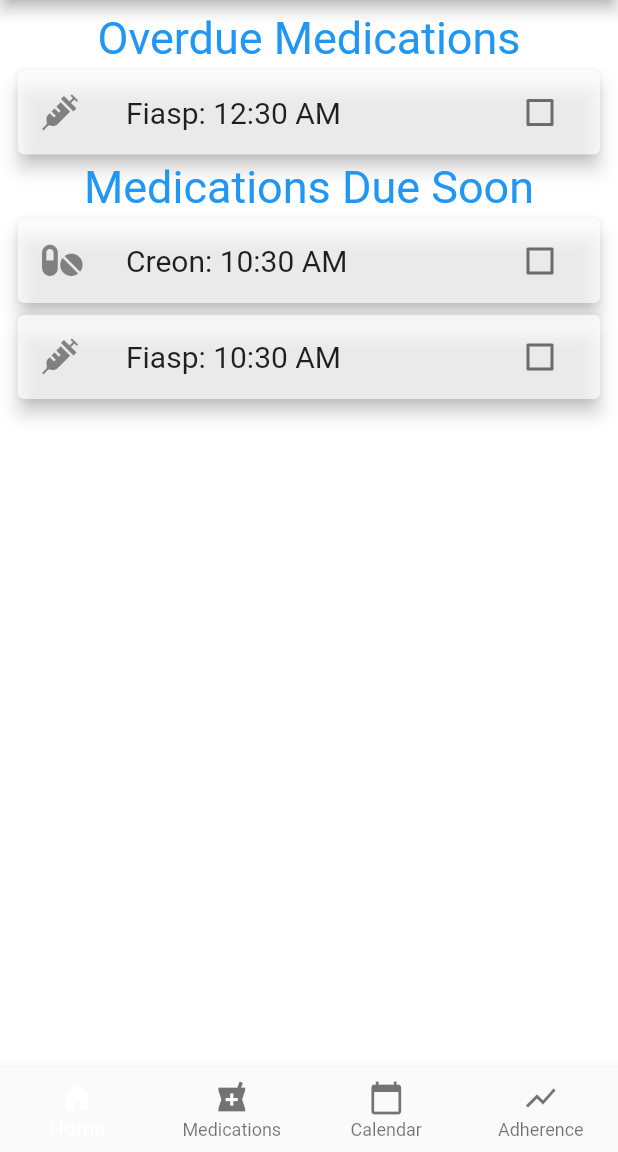
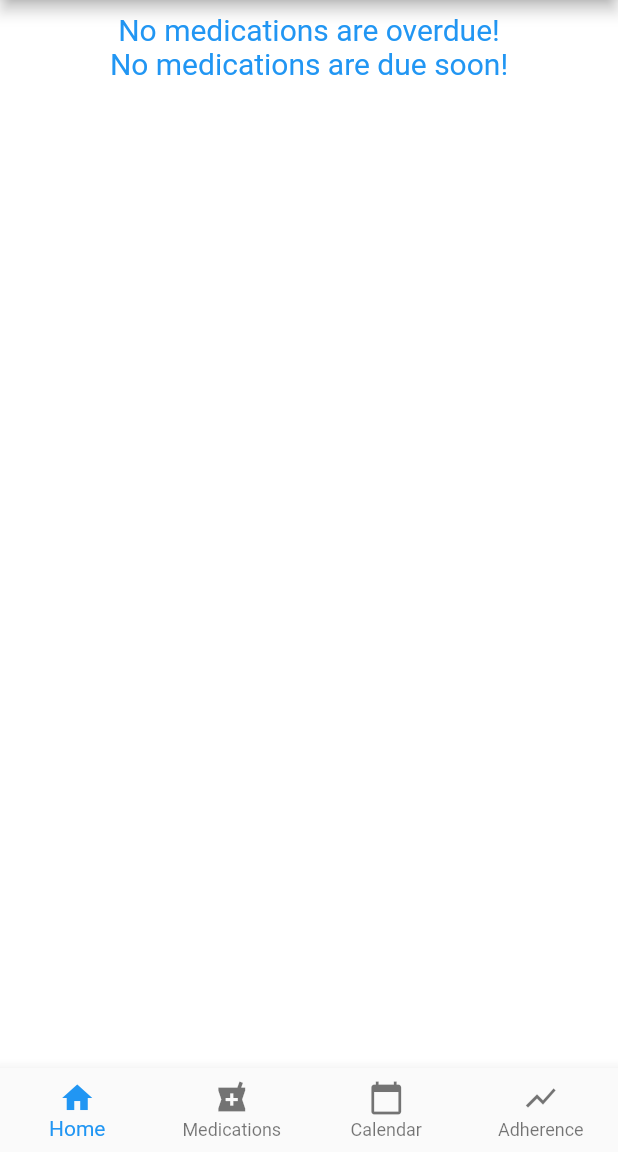
Before and after one commit to rosscraw/MedicationTracker, a Flutter app: the screen it shows once a user with an empty profile is signed in, on a phone screen of 412 x 824 dp, the part 84-1236 px from its top. Run offline on Flutter 3.47's test engine with Material 2 defaults, Android fonts, the phone set to English and light mode, and no system bars; our stand-ins replace charts_flutter, cloud_firestore, firebase_auth, flutter_spinkit, table_calendar; accounts and stored records are empty.

Commit message:
Implementation of Firestore as database fully begun. Can now write new users and add medications to database.

```diff
--- a/medication_tracker/lib/dummy_data/dummy_user.dart
+++ /dev/null
@@ -1,74 +0,0 @@
-
-
-import 'package:flutter/material.dart';
-import 'package:medicationtracker/models/dose_time_details.dart';
-import 'package:medicationtracker/models/medication.dart';
-import 'package:medicationtracker/models/medication_regime.dart';
-import 'package:medicationtracker/models/user.dart';
-
-class DummyUser {
-
-  User dummyUser = new User(uid: 'user1234', name: 'Ross');
-  static Medication creon = new Medication('Creon',  'Pills');
-  static Medication tresiba = new Medication('Tresiba',  'Injection');
-  static Medication fiasp = new Medication('Fiasp', 'Injection');
-  static Medication salbutamol = new Medication('Salbutamol', 'Inhaler');
-  static Medication omeprazole = new Medication('Omeprazole', 'Tablets');
-
-  static TimeOfDay timeOfDay = new TimeOfDay(hour: 14, minute: 30);
-  static TimeOfDay dose1 = new TimeOfDay(hour: 16, minute: 30);
-  static TimeOfDay dose2 = new TimeOfDay(hour: 10, minute: 30);
-  static TimeOfDay dose3 = new TimeOfDay(hour: 13, minute: 30);
-  DoseTimeDetails time1 = new DoseTimeDetails(dose1);
-  DoseTimeDetails time2 = new DoseTimeDetails(dose2);
-  DoseTimeDetails time3 = new DoseTimeDetails(dose3);
-  DoseTimeDetails time4 = new DoseTimeDetails(dose2);
-  DoseTimeDetails time5 = new DoseTimeDetails(dose3);
-  DoseTimeDetails time6 = new DoseTimeDetails(dose3);
-
-
-//  MedicationRegime creonR = new MedicationRegime(creon, '150mg');
-//  MedicationRegime tresibaR = new MedicationRegime(tresiba, '100 units');
-//  MedicationRegime fiaspR = new MedicationRegime(fiasp, '100 units');
-//  MedicationRegime salbutamolR = new MedicationRegime(salbutamol, '100mcg');
-//  MedicationRegime omeprazoleR = new MedicationRegime(omeprazole, '20mg');
-//
-//
-//
-//
-//
-//  DummyUser() {
-//    dummyUser.addMedication(creonR);
-//    dummyUser.addMedication(tresibaR);
-//    dummyUser.addMedication(fiaspR);
-//    dummyUser.addMedication(salbutamolR);
-//    dummyUser.addMedication(omeprazoleR);
-//    fiaspR.addDoseTime(time1);
-//    fiaspR.addDoseTime(time2);
-//    fiaspR.addDoseTime(time3);
-//    creonR.addDoseTime(time4);
-//    creonR.addDoseTime(time5);
-//    salbutamolR.addDoseTime(time6);
-//
-//  }
-
-
-
-  User getDummyUser() {
-    return dummyUser;
-  }
-
-  List time = [
-    {
-      "dose" : 100,
-      "time" : TimeOfDay.now(),
-    },
-    {
-      "dose" : 100,
-      "time" : TimeOfDay.now(),
-    },
-  ];
-
-
-
-}
--- a/medication_tracker/lib/models/dose_time_details.dart
+++ b/medication_tracker/lib/models/dose_time_details.dart
@@ -5,12 +5,13 @@ import 'medication_regime.dart';
 
 class DoseTimeDetails {
 
+  final String tid;
   TimeOfDay time;
   bool _hasMedBeenTaken;
   MedicationRegime medication;
 
   /// Create new dose time detail using dose time.
-  DoseTimeDetails(this.time) {
+  DoseTimeDetails({key, this.tid, this.time}) {
     _hasMedBeenTaken = false;
   }
 
--- a/medication_tracker/lib/models/medication_regime.dart
+++ b/medication_tracker/lib/models/medication_regime.dart
@@ -5,13 +5,14 @@ import 'dose_time_details.dart';
 /// Class that represents a user's Medication, dosages and timings.
 class MedicationRegime{
 
+  String medicationID;
   Medication medication;
   String dosage = '';
   String dosageUnits = '';
   List<DoseTimeDetails> dosageTimings = [];
   bool allMedsTaken = false;
 
-  MedicationRegime({key, this.medication, this.dosage, this.dosageUnits});
+  MedicationRegime({key, this.medicationID, this.medication, this.dosage, this.dosageUnits});
 
   Medication getMedication() {
     return medication;
@@ -19,6 +20,14 @@ class MedicationRegime{
 
   void setMedication(Medication medication) {
     this.medication = medication;
+  }
+
+  String getMedicationID() {
+    return medicationID;
+  }
+
+  void setMedicationID(String mid) {
+    this.medicationID = mid;
   }
 
   String getDosage() {
--- a/medication_tracker/lib/models/user.dart
+++ b/medication_tracker/lib/models/user.dart
@@ -23,6 +23,11 @@ class User {
   void setName(String name) {
     _name = name;
   }
+
+  String getUid() {
+    return uid;
+  }
+
 
   List<MedicationRegime> getMedicationList() {
     return _medications;
--- a/medication_tracker/lib/screens/custom_widgets/set_dosage_times.dart
+++ b/medication_tracker/lib/screens/custom_widgets/set_dosage_times.dart
@@ -154,10 +154,10 @@ class _SetDosageTimesState extends State<SetDosageTimes> {
       if (medicationRegime.getDosageTimings().length <= index &&
           chosenTime != null) {
         //dosageTimes.add(chosenTime);
-        medicationRegime.addDoseTime(DoseTimeDetails(chosenTime));
+        medicationRegime.addDoseTime(DoseTimeDetails(time: chosenTime));
       } else if (chosenTime != null) {
         medicationRegime.getDosageTimings()[index] =
-            DoseTimeDetails(chosenTime);
+            DoseTimeDetails(time: chosenTime);
       }
     });
   }
--- a/medication_tracker/lib/screens/home/home_screen.dart
+++ b/medication_tracker/lib/screens/home/home_screen.dart
@@ -1,7 +1,6 @@
 import 'package:firebase_auth/firebase_auth.dart';
 import 'package:flutter/material.dart';
 import 'package:medicationtracker/models/user.dart';
-import 'package:medicationtracker/dummy_data/dummy_user.dart';
 import 'package:medicationtracker/screens/custom_widgets/medication_times_list.dart';
 import 'package:provider/provider.dart';
 import 'package:medicationtracker/controllers/home_controller.dart';
@@ -12,9 +11,6 @@ import 'package:medicationtracker/controllers/home_controller.dart';
 class HomeScreen extends StatefulWidget {
 
   final String title;
-  // TODO link real user
-  static final user3 = new DummyUser();
-  static final user2 = FirebaseUser;// Dummy Data
 
 
   HomeScreen({Key key, this.title}) : super(key: key);
--- a/medication_tracker/lib/screens/medication_list/medication_details_screen.dart
+++ b/medication_tracker/lib/screens/medication_list/medication_details_screen.dart
@@ -4,6 +4,7 @@ import 'package:medicationtracker/models/medication.dart';
 import 'package:medicationtracker/models/user.dart';
 import 'package:medicationtracker/models/medication_regime.dart';
 import 'package:medicationtracker/screens/medication_list/edit_medication.dart';
+import 'package:medicationtracker/services/firestore_database.dart';
 import 'package:provider/provider.dart';
 
 /// Screen that displays the details of a single medication on a new screen.
@@ -138,6 +139,7 @@ class _MedicationDetailsState extends State<MedicationDetails> {
 
   /// Display an alert
   Future<void> showDeleteAlert(User user) async {
+    FirestoreDatabase firestoreDatabase = new FirestoreDatabase(uid: user.getUid());
     return showDialog<void>(
       context: context,
       barrierDismissible: false,
@@ -159,6 +161,8 @@ class _MedicationDetailsState extends State<MedicationDetails> {
                 onPressed: () {
                   setState(() {
                     removeMedicationFromList(user);
+                    firestoreDatabase.deleteMedication(widget.medication);
+
                     Navigator.of(context).pop();
                     Navigator.of(context).pop();
                   });
--- a/medication_tracker/lib/screens/medication_list/medication_list_screen.dart
+++ b/medication_tracker/lib/screens/medication_list/medication_list_screen.dart
@@ -4,7 +4,6 @@ import 'package:medicationtracker/models/dose_time_details.dart';
 import 'package:medicationtracker/models/medication.dart';
 import 'package:medicationtracker/models/medication_regime.dart';
 import 'package:medicationtracker/models/user.dart';
-import 'package:medicationtracker/dummy_data/dummy_user.dart';
 import 'package:medicationtracker/screens/custom_widgets/set_dosage_times.dart';
 import 'add_medication_screen.dart';
 import 'medication_details_screen.dart';
@@ -25,6 +24,7 @@ class MedicationScreen extends StatefulWidget {
 
 class _MedicationScreenState extends State<MedicationScreen> {
   MedicationListController controller = new MedicationListController();
+  FirestoreDatabase firestoreDatabase = new FirestoreDatabase();
 
   @override
   Widget build(BuildContext context) {
--- a/medication_tracker/lib/services/firebase_authentication.dart
+++ b/medication_tracker/lib/services/firebase_authentication.dart
@@ -15,50 +15,50 @@ class AuthService {
   /// Create user object based on FirebaseUser.
   User _userFromFirebase(FirebaseUser user) {
     // TODO remove dummy test data
-    if(user != null) {
-      User newUser = User(uid: user.uid);
-      Medication creon = new Medication('Creon',  'Pills');
-      Medication tresiba = new Medication('Tresiba',  'Injection');
-      Medication fiasp = new Medication('Fiasp', 'Injection');
-      Medication salbutamol = new Medication('Salbutamol', 'Inhaled');
-      Medication omeprazole = new Medication('Omeprazole', 'Tablets');
-
-      TimeOfDay timeOfDay = new TimeOfDay(hour: 14, minute: 30);
-      TimeOfDay dose1 = new TimeOfDay(hour: 00, minute: 30);
-      TimeOfDay dose2 = new TimeOfDay(hour: 10, minute: 30);
-      TimeOfDay dose3 = new TimeOfDay(hour: 13, minute: 30);
-      DoseTimeDetails time1 = new DoseTimeDetails(dose1);
-      DoseTimeDetails time2 = new DoseTimeDetails(dose2);
-      DoseTimeDetails time3 = new DoseTimeDetails(dose3);
-      DoseTimeDetails time4 = new DoseTimeDetails(dose2);
-      DoseTimeDetails time5 = new DoseTimeDetails(dose3);
-      DoseTimeDetails time6 = new DoseTimeDetails(dose3);
-
-
-      MedicationRegime creonR = new MedicationRegime(medication: creon, dosage:'150', dosageUnits: 'mg');
-      MedicationRegime tresibaR = new MedicationRegime(medication: tresiba, dosage: '100', dosageUnits: 'units');
-      MedicationRegime fiaspR = new MedicationRegime(medication: fiasp, dosage: '100', dosageUnits: 'units');
-      MedicationRegime salbutamolR = new MedicationRegime(medication: salbutamol, dosage: '100', dosageUnits: 'mcg');
-      MedicationRegime omeprazoleR = new MedicationRegime(medication: omeprazole, dosage: '20', dosageUnits: 'mg');
-
-        newUser.addMedication(creonR);
-        newUser.addMedication(tresibaR);
-      newUser.addMedication(fiaspR);
-        newUser.addMedication(salbutamolR);
-      newUser.addMedication(omeprazoleR);
-        fiaspR.addDoseTime(time1);
-        fiaspR.addDoseTime(time2);
-        fiaspR.addDoseTime(time3);
-        creonR.addDoseTime(time4);
-        creonR.addDoseTime(time5);
-        salbutamolR.addDoseTime(time6);
-        return newUser;
-
-    }
-    else {
-      return null;
-    }
-    //return user != null ? newUser : null;
+//    if(user != null) {
+//      User newUser = User(uid: user.uid);
+//      Medication creon = new Medication('Creon',  'Pills');
+//      Medication tresiba = new Medication('Tresiba',  'Injection');
+//      Medication fiasp = new Medication('Fiasp', 'Injection');
+//      Medication salbutamol = new Medication('Salbutamol', 'Inhaled');
+//      Medication omeprazole = new Medication('Omeprazole', 'Tablets');
+//
+//      TimeOfDay timeOfDay = new TimeOfDay(hour: 14, minute: 30);
+//      TimeOfDay dose1 = new TimeOfDay(hour: 00, minute: 30);
+//      TimeOfDay dose2 = new TimeOfDay(hour: 10, minute: 30);
+//      TimeOfDay dose3 = new TimeOfDay(hour: 13, minute: 30);
+//      DoseTimeDetails time1 = new DoseTimeDetails(dose1);
+//      DoseTimeDetails time2 = new DoseTimeDetails(dose2);
+//      DoseTimeDetails time3 = new DoseTimeDetails(dose3);
+//      DoseTimeDetails time4 = new DoseTimeDetails(dose2);
+//      DoseTimeDetails time5 = new DoseTimeDetails(dose3);
+//      DoseTimeDetails time6 = new DoseTimeDetails(dose3);
+//
+//
+//      MedicationRegime creonR = new MedicationRegime(medication: creon, dosage:'150', dosageUnits: 'mg');
+//      MedicationRegime tresibaR = new MedicationRegime(medication: tresiba, dosage: '100', dosageUnits: 'units');
+//      MedicationRegime fiaspR = new MedicationRegime(medication: fiasp, dosage: '100', dosageUnits: 'units');
+//      MedicationRegime salbutamolR = new MedicationRegime(medication: salbutamol, dosage: '100', dosageUnits: 'mcg');
+//      MedicationRegime omeprazoleR = new MedicationRegime(medication: omeprazole, dosage: '20', dosageUnits: 'mg');
+//
+//        newUser.addMedication(creonR);
+//        newUser.addMedication(tresibaR);
+//      newUser.addMedication(fiaspR);
+//        newUser.addMedication(salbutamolR);
+//      newUser.addMedication(omeprazoleR);
+//        fiaspR.addDoseTime(time1);
+//        fiaspR.addDoseTime(time2);
+//        fiaspR.addDoseTime(time3);
+//        creonR.addDoseTime(time4);
+//        creonR.addDoseTime(time5);
+//        salbutamolR.addDoseTime(time6);
+//        return newUser;
+//
+//    }
+//    else {
+//      return null;
+//    }
+    return user != null ? User(uid: user.uid) : null;
 
   }
 
@@ -91,8 +91,8 @@ class AuthService {
       AuthResult authResult = await _auth.createUserWithEmailAndPassword(email: email, password: password);
       FirebaseUser user = authResult.user;
 
-      // Create new Firestore doc
-      await FirestoreDatabase(uid: user.uid).updateUserData(email, ['']);
+      //Create new Firestore doc
+      await FirestoreDatabase(uid: user.uid).updateUserData(email);
       return _userFromFirebase(user);
     }
     catch(error) {
--- a/medication_tracker/lib/themes/app_themes.dart
+++ b/medication_tracker/lib/themes/app_themes.dart
@@ -8,53 +8,43 @@ class AppTheme {
 
 
   // Backgrounds
-  static const Color _lightPrimaryColor = Colors.white;
-  // Cards
-  static const Color _lightPrimaryVariantColor = Colors.white;
-  // Buttons
-  static const Color _lightSecondaryColor = Colors.blue;
-  static const Color _lightSecondaryVariantColor = Colors.white;
-  // Text on background
-  static const Color _lightOnPrimaryColor = Colors.blue;
-  // Text on cards/ buttons
-  static const Color _lightOnSecondaryColor = Colors.white;
+  static const Color _lightPrimaryBackgrounds = Colors.white;
+  static const Color _lightSecondaryBackgrounds = Colors.blue;
+  static const Color _lightOnPrimaryBackgroundsColor = Colors.blue;
+  static const Color _lightOnSecondaryBackgroundsColor = Colors.white;
+  static const Color _lightCardBackgroundsColor = Colors.white70;
 
-  static const Color _darkPrimaryColor = Colors.black;
-  static const Color _darkPrimaryVariantColor = Colors.white24;
-  static const Color _darkSecondaryColor = Colors.white;
-  static const Color _darkSecondaryVariantColor = Colors.white;
-  static const Color _darkOnPrimaryColor = Colors.white;
-  static const Color _darkOnSecondaryColor = Colors.blue;
+  static const Color _darkPrimaryBackgrounds = Colors.black;
+  static const Color _darkSecondaryBackgrounds = Colors.white24;
+  static const Color _darkOnPrimaryBackgroundsColor = Colors.blue;
+  static const Color _darkOnSecondaryBackgroundsColor = Colors.white;
 
   static final ThemeData lightTheme = ThemeData(
-    scaffoldBackgroundColor: _lightPrimaryColor,
+    scaffoldBackgroundColor: _lightPrimaryBackgrounds,
     appBarTheme: AppBarTheme(
-      color: _lightSecondaryColor,
-      iconTheme: IconThemeData(color: _lightOnSecondaryColor),
+      color: _lightSecondaryBackgrounds,
+      iconTheme: IconThemeData(color: _lightOnSecondaryBackgroundsColor),
     ),
-    colorScheme: ColorScheme.light(
-      primary: _lightPrimaryColor,
-      primaryVariant: _lightPrimaryVariantColor,
-      secondary: _lightSecondaryColor,
-      secondaryVariant: _lightSecondaryVariantColor,
-      onPrimary: _lightOnPrimaryColor,
-      onSecondary: _lightOnSecondaryColor,
-    ),
-    iconTheme: IconThemeData(
-      color: Colors.blue,
-    ),
-    primaryIconTheme: IconThemeData(
-      color: Colors.blue
-    ),
+//    colorScheme: ColorScheme.light(
+//      primary: _lightPrimaryColor,
+//      primaryVariant: _lightPrimaryVariantColor,
+//      secondary: _lightSecondaryColor,
+//      secondaryVariant: _lightSecondaryVariantColor,
+//      onPrimary: _lightOnPrimaryColor,
+//      onSecondary: _lightOnSecondaryColor,
+//      onSurface: _lightOnSecondaryColor,
+//      onBackground: _lightOnSecondaryColor
+//
+//    ),
     floatingActionButtonTheme: FloatingActionButtonThemeData(
-        backgroundColor: _lightSecondaryColor,
-        foregroundColor: _lightOnSecondaryColor
+        backgroundColor: _lightSecondaryBackgrounds,
+        foregroundColor: _lightOnSecondaryBackgroundsColor,
     ),
     buttonTheme: ButtonThemeData(
-        buttonColor: _lightSecondaryColor
+        buttonColor: _lightSecondaryBackgrounds,
     ),
     cardTheme: CardTheme(
-      color: Colors.white70,
+      color: _lightCardBackgroundsColor,
       elevation: 5
     ),
     textTheme: _lightTextTheme,
@@ -64,22 +54,22 @@ class AppTheme {
 //    bottomNavigationBarTheme: BottomNavigationBarThemeData(
 //      selectedItemColor: Colors.blue
 //    ),
-    scaffoldBackgroundColor: _darkPrimaryColor,
+    scaffoldBackgroundColor: _darkPrimaryBackgrounds,
     appBarTheme: AppBarTheme(
-      color: _darkPrimaryVariantColor,
-      iconTheme: IconThemeData(color: _darkOnPrimaryColor),
+      color: _darkSecondaryBackgrounds,
+      iconTheme: IconThemeData(color: _darkOnSecondaryBackgroundsColor),
     ),
     colorScheme: ColorScheme.dark(
     ),
     iconTheme: IconThemeData(
-      color: _iconColor,
+      color: _darkOnSecondaryBackgroundsColor,
     ),
     floatingActionButtonTheme: FloatingActionButtonThemeData(
-        backgroundColor: _darkPrimaryVariantColor,
-        foregroundColor: _darkOnPrimaryColor
+        backgroundColor: _darkSecondaryBackgrounds,
+        foregroundColor: _darkOnSecondaryBackgroundsColor
     ),
     buttonTheme: ButtonThemeData(
-      buttonColor: _darkPrimaryVariantColor
+      buttonColor: _darkSecondaryBackgrounds,
     ),
     cardTheme: CardTheme(
         elevation: 5
@@ -99,11 +89,11 @@ class AppTheme {
     bodyText1: _darkScreenTaskDurationTextStyle,
   );
 
-  static final TextStyle _lightScreenHeadingTextStyle = TextStyle(fontSize: 30.0, color: _lightOnPrimaryColor);
-  static final TextStyle _lightScreenTaskNameTextStyle = TextStyle(fontSize: 20.0, color: _lightOnPrimaryColor);
+  static final TextStyle _lightScreenHeadingTextStyle = TextStyle(fontSize: 30.0, color: _lightOnPrimaryBackgroundsColor);
+  static final TextStyle _lightScreenTaskNameTextStyle = TextStyle(fontSize: 20.0, color: _lightOnPrimaryBackgroundsColor);
   static final TextStyle _lightScreenTaskDurationTextStyle = TextStyle(fontSize: 15.0, color: Colors.black);
 
-  static final TextStyle _darkScreenHeadingTextStyle = _lightScreenHeadingTextStyle.copyWith(color: _darkOnPrimaryColor);
-  static final TextStyle _darkScreenTaskNameTextStyle = _lightScreenTaskNameTextStyle.copyWith(color: _darkOnPrimaryColor);
+  static final TextStyle _darkScreenHeadingTextStyle = _lightScreenHeadingTextStyle.copyWith(color: _darkOnSecondaryBackgroundsColor);
+  static final TextStyle _darkScreenTaskNameTextStyle = _lightScreenTaskNameTextStyle.copyWith(color: _darkOnSecondaryBackgroundsColor);
   static final TextStyle _darkScreenTaskDurationTextStyle = TextStyle(fontSize: 15.0, color: Colors.white);
 }
```
Also changed, not shown: medication_tracker/lib/controllers/adherence_screen_controller.dart (added, +18 -0 lines), medication_tracker/lib/controllers/medication_details_form_controller.dart (+11 -2 lines), medication_tracker/lib/models/adherence_figures.dart (+27 -4 lines), medication_tracker/lib/screens/adherence/adherence_screen.dart (+33 -3 lines), medication_tracker/lib/screens/custom_widgets/medication_details_form.dart (+10 -8 lines), medication_tracker/lib/services/firestore_database.dart (+78 -4 lines).
